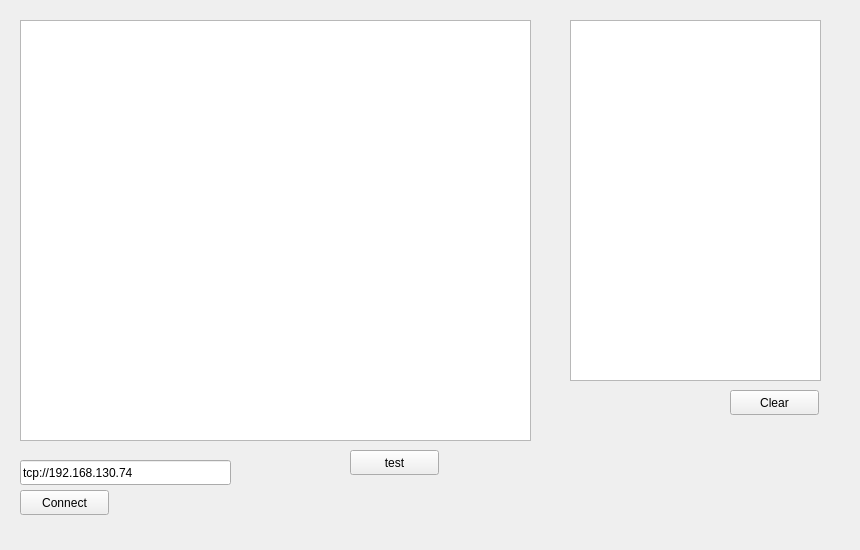
Above: user/mpw3_gui/monitorview.ui from hephy-dd/eudaq-1 before the change. Below: the same form after it.
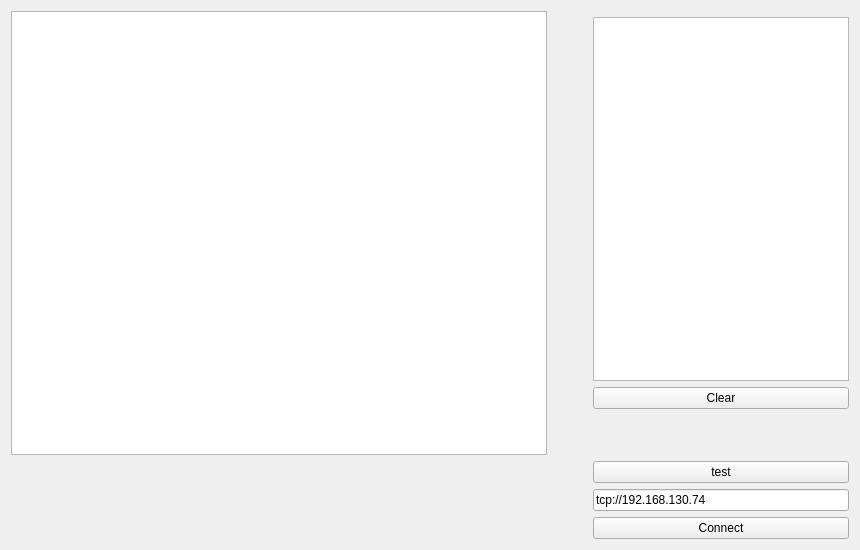
That is the form after the change.

Commit message: monitor widget also using layout now

The edit to the form file:
```diff
--- a/user/mpw3_gui/monitorview.ui
+++ b/user/mpw3_gui/monitorview.ui
@@ -13,78 +13,72 @@
   <property name="windowTitle">
    <string>Form</string>
   </property>
-  <widget class="QPushButton" name="pbTest">
-   <property name="geometry">
-    <rect>
-     <x>350</x>
-     <y>450</y>
-     <width>89</width>
-     <height>25</height>
-    </rect>
-   </property>
+  <layout class="QGridLayout" name="gridLayout_2">
+   <item row="0" column="0">
+    <layout class="QGridLayout" name="gridLayout" rowstretch="0,1,0,0,0,0,0" columnstretch="2,0,0,0">
+     <item row="2" column="3">
+      <widget class="QPushButton" name="pbClearLog">
    <property name="text">
-    <string>test</string>
-   </property>
-  </widget>
-  <widget class="QGraphicsView" name="gvSensor">
-   <property name="geometry">
-    <rect>
-     <x>20</x>
-     <y>20</y>
-     <width>511</width>
-     <height>421</height>
-    </rect>
-   </property>
-  </widget>
+        <string>Clear</string>
+       </property>
+      </widget>
+     </item>
+     <item row="5" column="3">
   <widget class="QLineEdit" name="leRunCtrlAddr">
-   <property name="geometry">
-    <rect>
-     <x>20</x>
-     <y>460</y>
-     <width>211</width>
-     <height>25</height>
-    </rect>
-   </property>
    <property name="text">
     <string>tcp://192.168.130.74</string>
    </property>
   </widget>
+     </item>
+     <item row="4" column="3">
+      <widget class="QPushButton" name="pbTest">
+       <property name="text">
+        <string>test</string>
+       </property>
+      </widget>
+     </item>
+     <item row="1" column="2">
+      <spacer name="horizontalSpacer">
+       <property name="orientation">
+        <enum>Qt::Horizontal</enum>
+       </property>
+       <property name="sizeHint" stdset="0">
+        <size>
+         <width>40</width>
+         <height>20</height>
+        </size>
+       </property>
+      </spacer>
+     </item>
+     <item row="6" column="3">
   <widget class="QPushButton" name="pbConnect">
-   <property name="geometry">
-    <rect>
-     <x>20</x>
-     <y>490</y>
-     <width>89</width>
-     <height>25</height>
-    </rect>
-   </property>
    <property name="text">
     <string>Connect</string>
    </property>
   </widget>
-  <widget class="QTextBrowser" name="tbLog">
-   <property name="geometry">
-    <rect>
-     <x>570</x>
-     <y>20</y>
-     <width>251</width>
-     <height>361</height>
-    </rect>
-   </property>
-  </widget>
-  <widget class="QPushButton" name="pbClearLog">
-   <property name="geometry">
-    <rect>
-     <x>730</x>
-     <y>390</y>
-     <width>89</width>
-     <height>25</height>
-    </rect>
-   </property>
-   <property name="text">
-    <string>Clear</string>
-   </property>
-  </widget>
+     </item>
+     <item row="1" column="3">
+      <widget class="QTextBrowser" name="tbLog"/>
+     </item>
+     <item row="3" column="3">
+      <spacer name="verticalSpacer">
+       <property name="orientation">
+        <enum>Qt::Vertical</enum>
+       </property>
+       <property name="sizeHint" stdset="0">
+        <size>
+         <width>20</width>
+         <height>40</height>
+        </size>
+       </property>
+      </spacer>
+     </item>
+     <item row="0" column="0" rowspan="4" colspan="2">
+      <widget class="QGraphicsView" name="gvSensor"/>
+     </item>
+    </layout>
+   </item>
+  </layout>
  </widget>
  <resources/>
  <connections/>
```
Lines whose indentation alone changed are shown as unchanged.
